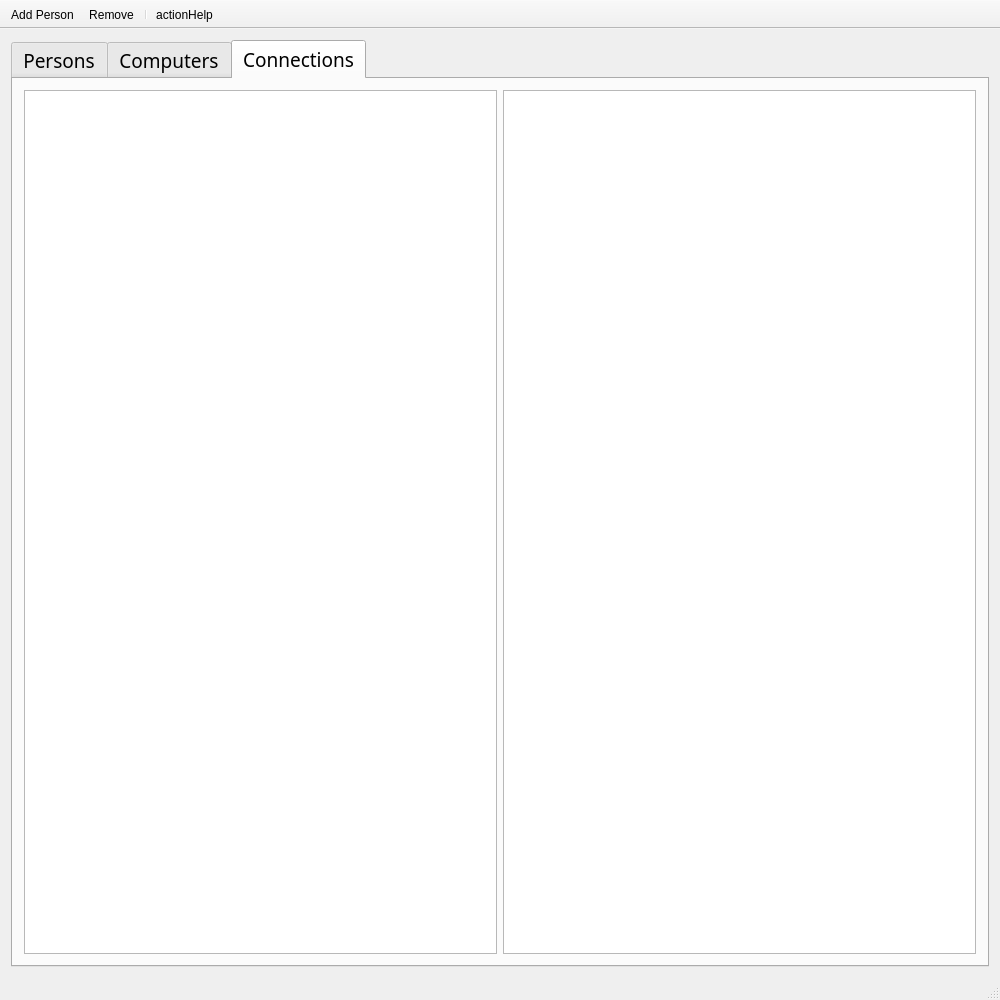
Before: the Qt Designer form mainwindow.ui in Fanarito/VLN1, drawn with Qt 5.
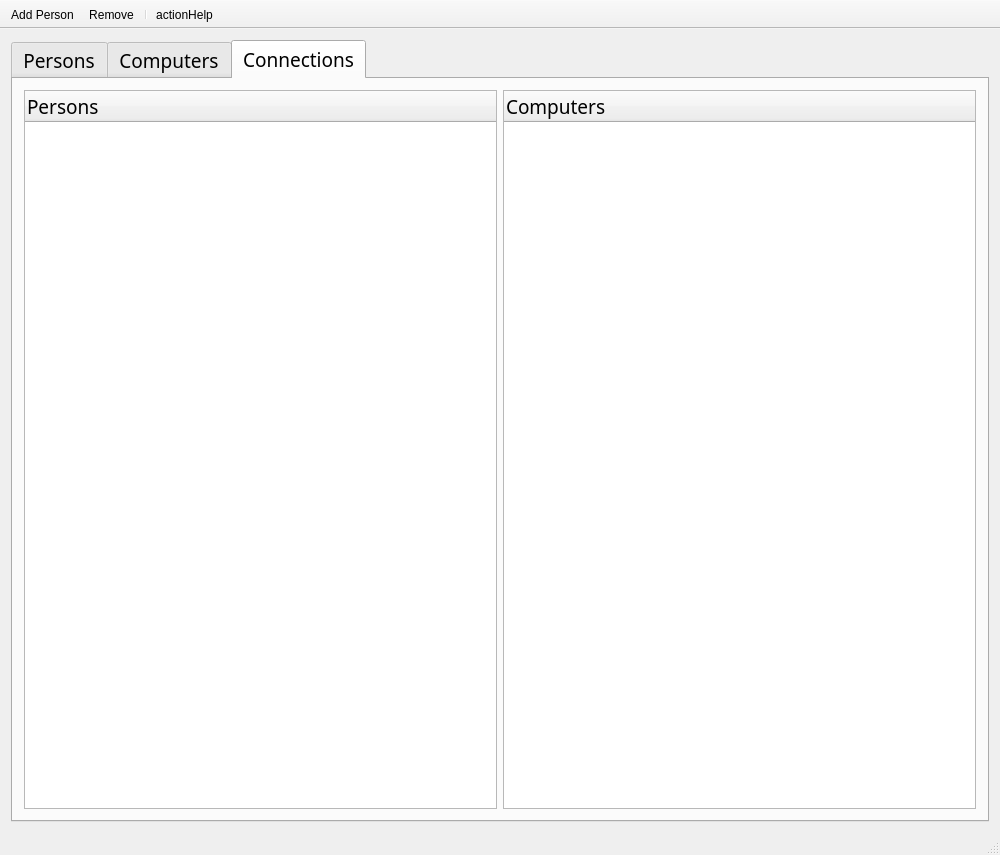
After: the same form once the commit is applied. Icons and pictures are not drawn.

Commit message: CONNECTIONS TREE IS NOW WIDGET, WOOOOOOOOO

Diff of the .ui file:
```diff
--- a/mainwindow.ui
+++ b/mainwindow.ui
@@ -7,7 +7,7 @@
     <x>0</x>
     <y>0</y>
     <width>1000</width>
-    <height>1000</height>
+    <height>855</height>
    </rect>
   </property>
   <property name="minimumSize">
@@ -188,10 +188,22 @@
         <item>
          <layout class="QHBoxLayout" name="horizontalLayout">
           <item>
-           <widget class="QTableWidget" name="personsConnectionView"/>
+           <widget class="QTreeWidget" name="personsConnectionView">
+            <column>
+             <property name="text">
+              <string>Persons</string>
+             </property>
+            </column>
+           </widget>
           </item>
           <item>
-           <widget class="QTableWidget" name="computersConnectionView"/>
+           <widget class="QTreeWidget" name="computersConnectionView">
+            <column>
+             <property name="text">
+              <string>Computers</string>
+             </property>
+            </column>
+           </widget>
           </item>
          </layout>
         </item>
```
Left out of the diff: 2 changed lines with no effect on the pictures. The commit also changes 2 other files.
